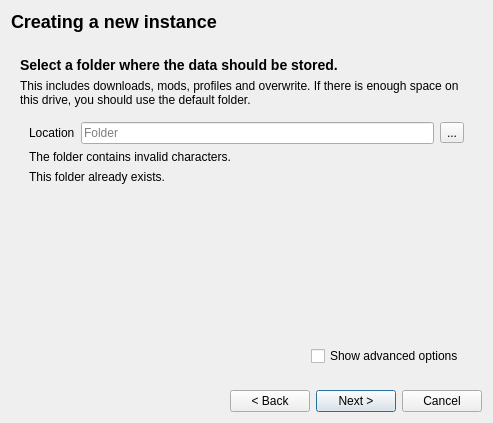
The window that modorganizer/src/createinstancedialog.ui (Holt59/mo2-merge) describes before a commit, drawn with Qt 5.
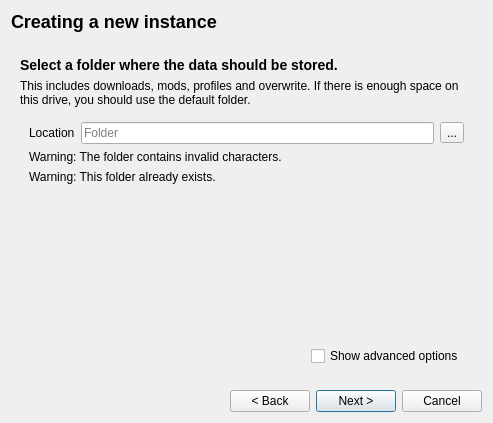
The same window after the commit. The open tabs and pages were chosen to show the change.

Commit message: [modorganizer] PathChecker is unnecessary, refactored its guts into NamePage and PathsPage made existing paths just a warning, don't check for portable instances

Diff of the .ui file:
```diff
--- a/modorganizer/src/createinstancedialog.ui
+++ b/modorganizer/src/createinstancedialog.ui
@@ -588,7 +588,7 @@
                  <item row="2" column="0" colspan="3">
                   <widget class="QLabel" name="locationExists">
                    <property name="text">
-                    <string>This folder already exists.</string>
+                    <string>Warning: This folder already exists.</string>
                    </property>
                   </widget>
                  </item>
@@ -602,7 +602,7 @@
                  <item row="1" column="0" colspan="3">
                   <widget class="QLabel" name="locationInvalid">
                    <property name="text">
-                    <string>The folder contains invalid characters.</string>
+                    <string>Warning: The folder contains invalid characters.</string>
                    </property>
                   </widget>
                  </item>
```
Left out of the diff: 4 changed lines with no effect on the pictures. The commit also changes 5 other files.
